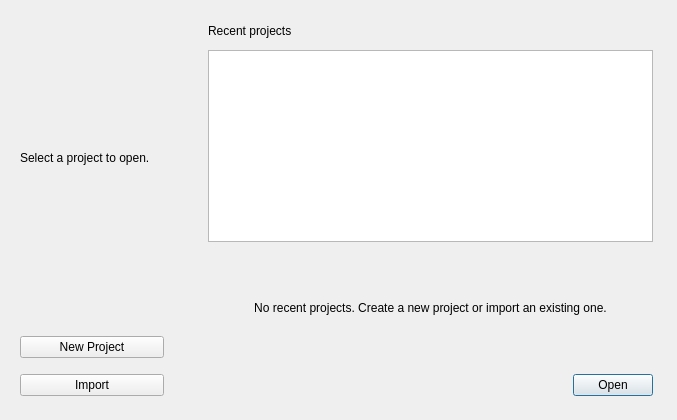
This is src/MainWindow/ui/project_chooser.ui in eidora-desktop/EIDORA as Qt 5 draws it before an edit. The edited form follows.
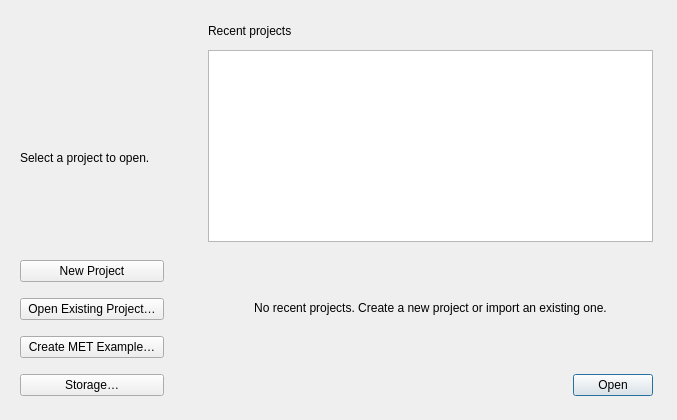
This is the edited form.

Commit message: Add explicit project storage and downloaded resource management (#13)

Diff of the .ui file:
```diff
--- a/src/MainWindow/ui/project_chooser.ui
+++ b/src/MainWindow/ui/project_chooser.ui
@@ -154,10 +154,12 @@
          </sizepolicy>
         </property>
         <property name="text">
-         <string>Import</string>
+         <string>Open Existing Project…</string>
         </property>
        </widget>
       </item>
+      <item><widget class="QPushButton" name="button_starter"><property name="text"><string>Create MET Example…</string></property></widget></item>
+      <item><widget class="QPushButton" name="button_storage"><property name="text"><string>Storage…</string></property></widget></item>
      </layout>
     </widget>
    </item>
```
The commit also changes 24 other files.
